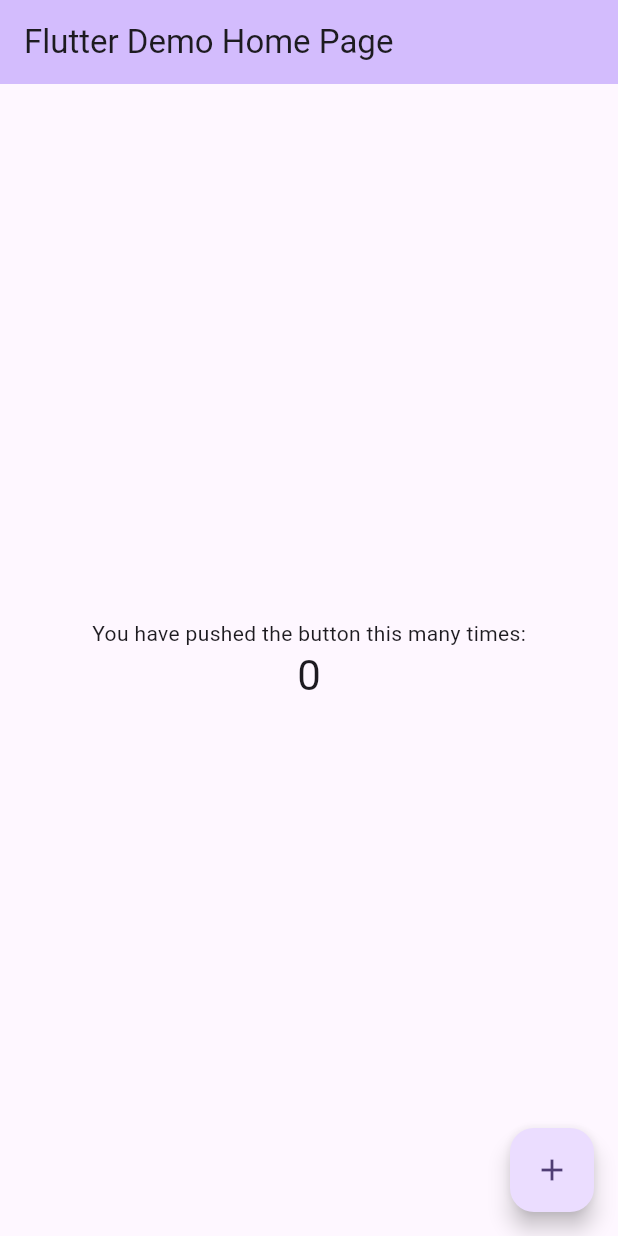
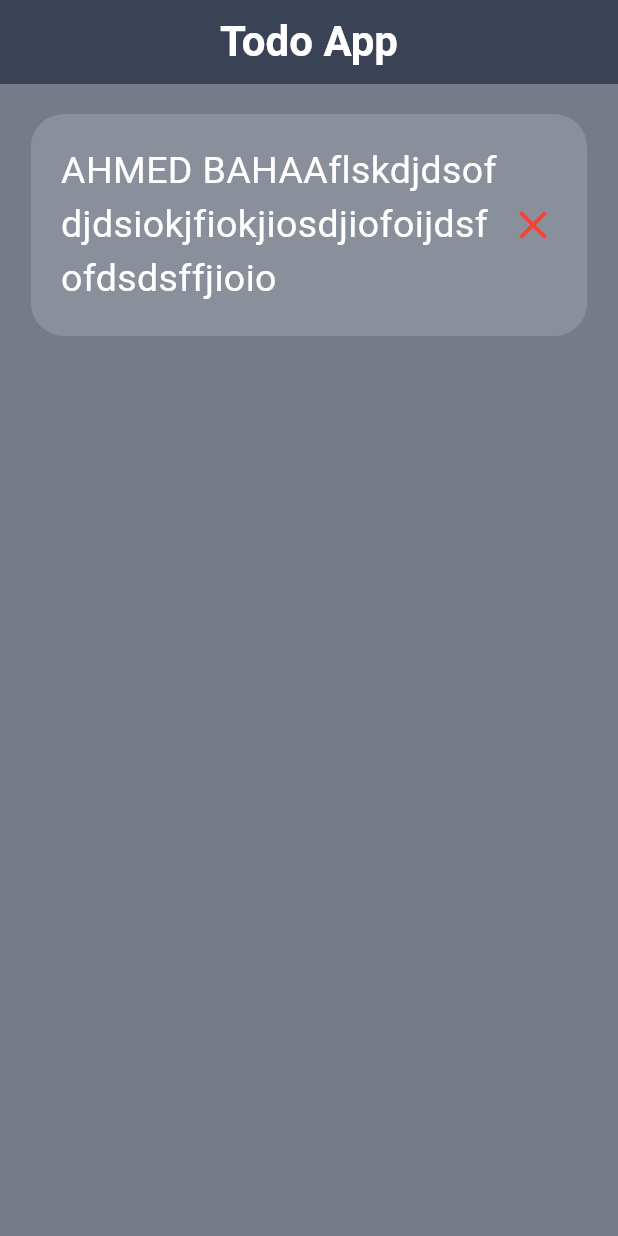
Before and after one commit to Ahmed-Bahaa1916/TODO-APP, a Flutter app: the screen it shows after launch, on a phone screen of 412 x 824 dp. Run offline on Flutter 3.47's test engine with Material 3 defaults, Android fonts, the phone set to English and light mode, and no system bars.

Commit message:
UI Desgin

```diff
--- a/lib/main.dart
+++ b/lib/main.dart
@@ -1,122 +1,15 @@
 import 'package:flutter/material.dart';
+import 'package:todo/screens/home_screen.dart';
 
 void main() {
-  runApp(const MyApp());
+  runApp(const TodoApp());
 }
 
-class MyApp extends StatelessWidget {
-  const MyApp({super.key});
-
-  // This widget is the root of your application.
-  @override
-  Widget build(BuildContext context) {
-    return MaterialApp(
-      title: 'Flutter Demo',
-      theme: ThemeData(
-        // This is the theme of your application.
-        //
-        // TRY THIS: Try running your application with "flutter run". You'll see
-        // the application has a purple toolbar. Then, without quitting the app,
-        // try changing the seedColor in the colorScheme below to Colors.green
-        // and then invoke "hot reload" (save your changes or press the "hot
-        // reload" button in a Flutter-supported IDE, or press "r" if you used
-        // the command line to start the app).
-        //
-        // Notice that the counter didn't reset back to zero; the application
-        // state is not lost during the reload. To reset the state, use hot
-        // restart instead.
-        //
-        // This works for code too, not just values: Most code changes can be
-        // tested with just a hot reload.
-        colorScheme: ColorScheme.fromSeed(seedColor: Colors.deepPurple),
-      ),
-      home: const MyHomePage(title: 'Flutter Demo Home Page'),
-    );
-  }
-}
-
-class MyHomePage extends StatefulWidget {
-  const MyHomePage({super.key, required this.title});
-
-  // This widget is the home page of your application. It is stateful, meaning
-  // that it has a State object (defined below) that contains fields that affect
-  // how it looks.
-
-  // This class is the configuration for the state. It holds the values (in this
-  // case the title) provided by the parent (in this case the App widget) and
-  // used by the build method of the State. Fields in a Widget subclass are
-  // always marked "final".
-
-  final String title;
-
-  @override
-  State<MyHomePage> createState() => _MyHomePageState();
-}
-
-class _MyHomePageState extends State<MyHomePage> {
-  int _counter = 0;
-
-  void _incrementCounter() {
-    setState(() {
-      // This call to setState tells the Flutter framework that something has
-      // changed in this State, which causes it to rerun the build method below
-      // so that the display can reflect the updated values. If we changed
-      // _counter without calling setState(), then the build method would not be
-      // called again, and so nothing would appear to happen.
-      _counter++;
-    });
-  }
+class TodoApp extends StatelessWidget {
+  const TodoApp({super.key});
 
   @override
   Widget build(BuildContext context) {
-    // This method is rerun every time setState is called, for instance as done
-    // by the _incrementCounter method above.
-    //
-    // The Flutter framework has been optimized to make rerunning build methods
-    // fast, so that you can just rebuild anything that needs updating rather
-    // than having to individually change instances of widgets.
-    return Scaffold(
-      appBar: AppBar(
-        // TRY THIS: Try changing the color here to a specific color (to
-        // Colors.amber, perhaps?) and trigger a hot reload to see the AppBar
-        // change color while the other colors stay the same.
-        backgroundColor: Theme.of(context).colorScheme.inversePrimary,
-        // Here we take the value from the MyHomePage object that was created by
-        // the App.build method, and use it to set our appbar title.
-        title: Text(widget.title),
-      ),
-      body: Center(
-        // Center is a layout widget. It takes a single child and positions it
-        // in the middle of the parent.
-        child: Column(
-          // Column is also a layout widget. It takes a list of children and
-          // arranges them vertically. By default, it sizes itself to fit its
-          // children horizontally, and tries to be as tall as its parent.
-          //
-          // Column has various properties to control how it sizes itself and
-          // how it positions its children. Here we use mainAxisAlignment to
-          // center the children vertically; the main axis here is the vertical
-          // axis because Columns are vertical (the cross axis would be
-          // horizontal).
-          //
-          // TRY THIS: Invoke "debug painting" (choose the "Toggle Debug Paint"
-          // action in the IDE, or press "p" in the console), to see the
-          // wireframe for each widget.
-          mainAxisAlignment: MainAxisAlignment.center,
-          children: <Widget>[
-            const Text('You have pushed the button this many times:'),
-            Text(
-              '$_counter',
-              style: Theme.of(context).textTheme.headlineMedium,
-            ),
-          ],
-        ),
-      ),
-      floatingActionButton: FloatingActionButton(
-        onPressed: _incrementCounter,
-        tooltip: 'Increment',
-        child: const Icon(Icons.add),
-      ), // This trailing comma makes auto-formatting nicer for build methods.
-    );
+    return MaterialApp(debugShowCheckedModeBanner: false, home: HomeScreen());
   }
 }
--- /dev/null
+++ b/lib/screens/home_screen.dart
@@ -0,0 +1,26 @@
+import 'package:flutter/material.dart';
+import 'package:todo/widgets/todo_card.dart';
+
+class HomeScreen extends StatelessWidget {
+  const HomeScreen({super.key});
+
+  @override
+  Widget build(BuildContext context) {
+    return Scaffold(
+      backgroundColor: Color.fromRGBO(58, 66, 86, 0.7),
+      appBar: AppBar(
+        backgroundColor: Color.fromRGBO(58, 66, 86, 1),
+        title: Text(
+          'Todo App',
+          style: TextStyle(
+            fontSize: 28,
+            color: Colors.white,
+            fontWeight: FontWeight.bold,
+          ),
+        ),
+        centerTitle: true,
+      ),
+      body: Center(child: ListView(children: [TodoCard()])),
+    );
+  }
+}
--- /dev/null
+++ b/lib/widgets/todo_card.dart
@@ -0,0 +1,32 @@
+import 'package:flutter/material.dart';
+
+class TodoCard extends StatelessWidget {
+  const TodoCard({super.key});
+
+  @override
+  Widget build(BuildContext context) {
+    return FractionallySizedBox(
+      widthFactor: 0.9,
+      child: Container(
+        margin: EdgeInsets.only(top: 20),
+        padding: EdgeInsets.all(20),
+        decoration: BoxDecoration(
+          color: Color.fromRGBO(209, 224, 224, 0.2),
+          borderRadius: BorderRadius.circular(22),
+        ),
+        child: Row(
+          mainAxisAlignment: MainAxisAlignment.spaceBetween,
+          children: [
+            Expanded(
+              child: Text(
+                'AHMED BAHAAflskdjdsofdjdsiokjfiokjiosdjiofoijdsfofdsdsffjioio',
+                style: TextStyle(color: Colors.white, fontSize: 25),
+              ),
+            ),
+            Icon(Icons.close, size: 32, color: Colors.red),
+          ],
+        ),
+      ),
+    );
+  }
+}
```
